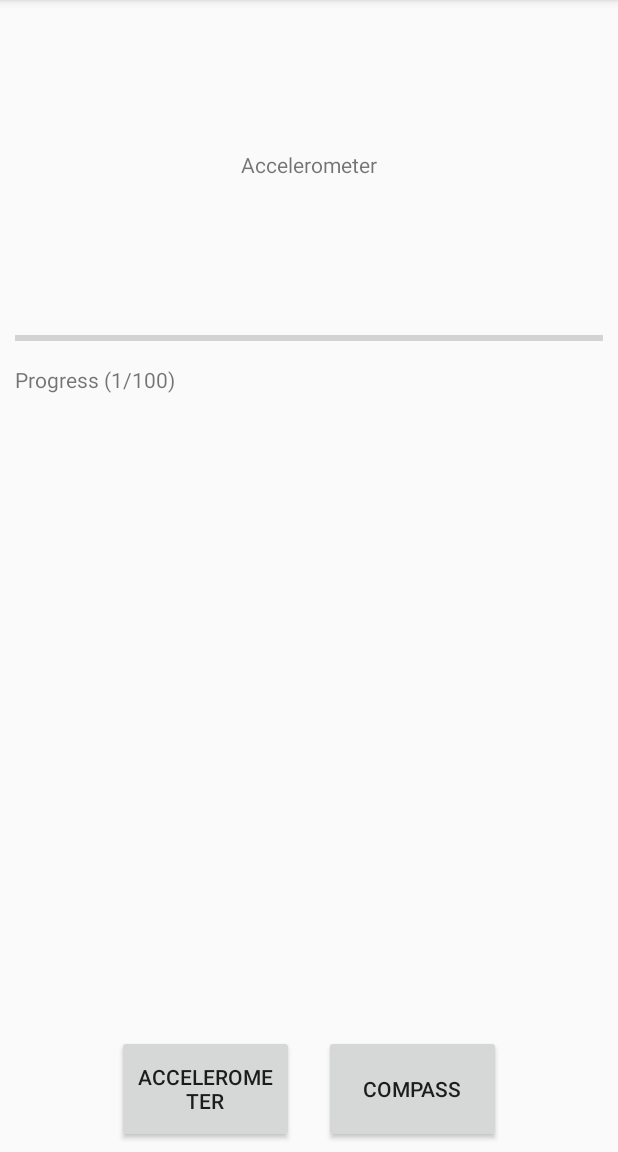
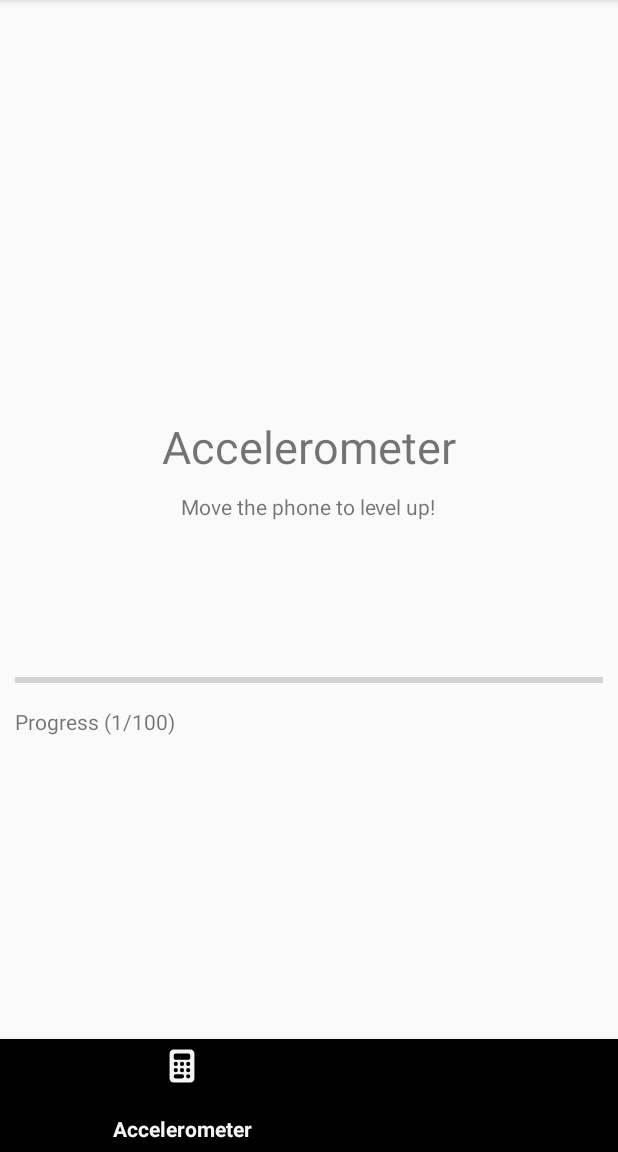
Before and after one commit to olesien/Mobilt_java23_Linus_Lindberg_Shakev4, an Android app: the screen it shows after launch (MainActivity), on a phone screen of 412 x 824 dp, the part 84-1236 px from its top. Run offline under Robolectric (Android 15) with nearby library versions, the light colour scheme and no system bars.

Commit message:
Fixed navbar to be google (with shiny icons from font awesome)

```diff
--- a/app/build.gradle.kts
+++ b/app/build.gradle.kts
@@ -43,4 +43,6 @@
     implementation("androidx.fragment:fragment:$fragmentVersion")
     // Kotlin
     implementation("androidx.fragment:fragment-ktx:$fragmentVersion")
+    //MUI
+    implementation(libs.material.v120)
 }
--- a/app/src/main/java/com/example/realproject/MainActivity.java
+++ b/app/src/main/java/com/example/realproject/MainActivity.java
@@ -33,18 +33,24 @@
     @Override
     protected void onCreate(Bundle savedInstanceState) {
         super.onCreate(savedInstanceState);
-        EdgeToEdge.enable(this);
+        //EdgeToEdge.enable(this);
         setContentView(R.layout.activity_main);
-        ViewCompat.setOnApplyWindowInsetsListener(findViewById(R.id.main), (v, insets) -> {
-            Insets systemBars = insets.getInsets(WindowInsetsCompat.Type.systemBars());
-            v.setPadding(systemBars.left, systemBars.top, systemBars.right, systemBars.bottom);
+
+        // Initialize views
         accNumbers = findViewById(R.id.accnumbers);
         levelText = findViewById(R.id.level);
         experienceText = findViewById(R.id.exp);
         progressText = findViewById(R.id.progress);
         progressBar = findViewById(R.id.progressBar);
+
+        // Set up insets listener
+        ViewCompat.setOnApplyWindowInsetsListener(findViewById(R.id.main), (v, insets) -> {
+            Insets systemBars = insets.getInsets(WindowInsetsCompat.Type.systemBars());
+            v.setPadding(systemBars.left, systemBars.top, systemBars.right, systemBars.bottom);
             return insets;
         });
+
+        // Initialize sensor manager
         sensorManager = (SensorManager) getSystemService(Context.SENSOR_SERVICE);
     }
 
@@ -73,6 +79,17 @@
             Log.i("ACCFAIL", "There is no accelerometer");
         }
     }
+    @Override
+    protected void onStart() {
+        super.onStart();
+        Sensor accelerometer = sensorManager.getDefaultSensor(Sensor.TYPE_ACCELEROMETER);
+        if (accelerometer != null) {
+            sensorManager.registerListener(this, accelerometer,
+                    SensorManager.SENSOR_DELAY_NORMAL, SensorManager.SENSOR_DELAY_UI);
+        } else {
+            Log.i("ACCFAIL", "There is no accelerometer");
+        }
+    }
 
     @Override
     protected void onPause() {
@@ -81,43 +98,43 @@
         // Don't receive any more updates from either sensor.
         sensorManager.unregisterListener(this);
     }
+    @Override
+    protected void onStop() {
+        super.onStop();
 
-    // Get readings from accelerometer and magnetometer. To simplify calculations,
-    // consider storing these readings as unit vectors.
+        // Don't receive any more updates from either sensor.
+        sensorManager.unregisterListener(this);
+    }
+
+    // Get readings from accelerometer.
     @Override
     public void onSensorChanged(SensorEvent event) {
         if (event.sensor.getType() == Sensor.TYPE_ACCELEROMETER) {
-            float diff = (Math.max(event.values[0], accelerometerReading[0]) - Math.min(event.values[0], accelerometerReading[0])) + (Math.max(event.values[1], accelerometerReading[1]) - Math.min(event.values[1], accelerometerReading[1])) + (Math.max(event.values[2], accelerometerReading[2]) - Math.min(event.values[2], accelerometerReading[2]));
+            float diff = (Math.max(event.values[0], accelerometerReading[0]) - Math.min(event.values[0], accelerometerReading[0])) +
+                    (Math.max(event.values[1], accelerometerReading[1]) - Math.min(event.values[1], accelerometerReading[1])) +
+                    (Math.max(event.values[2], accelerometerReading[2]) - Math.min(event.values[2], accelerometerReading[2]));
             exp += diff;
-            System.arraycopy(event.values, 0, accelerometerReading,
-                    0, accelerometerReading.length);
+            System.arraycopy(event.values, 0, accelerometerReading, 0, accelerometerReading.length);
+
+            updateUI();
+        }
+    }
+
+    private void updateUI() {
         if (accNumbers != null) {
-                accNumbers.setText(String.format(Locale.getDefault(), "X: %.3f Y: %.3f Z: %.3f ", accelerometerReading[0], accelerometerReading[1], accelerometerReading[2]));
-
-                //Calculate current level
-                //1 = 1 xp
-                //2 = 2xp
-                //3 = 4xp
-                //4 = 8xp
-                //5 = 16xp
-                //6 = 32xp
-
-                //y = exp, x = level
-                //y = 2^(x-1)
-                //x = log2(y) + 1
-                Log.i("EXP", "EXP" + String.valueOf(exp));
+            accNumbers.setText(String.format(Locale.getDefault(), "X: %.3f Y: %.3f Z: %.3f ",
+                    accelerometerReading[0], accelerometerReading[1], accelerometerReading[2]));
 
             level = (int)(Math.log(exp - 1) / Math.log(2)) + 1;
 
             levelText.setText(String.format(Locale.getDefault(),"Level: %d", level));
-                double currentProgressInNewLevel =  exp - Math.pow(2, level - 1);
-                double expToNextLevel = Math.pow(2, level) - Math.pow(2, level -1);
+            double currentProgressInNewLevel = exp - Math.pow(2, level - 1);
+            double expToNextLevel = Math.pow(2, level) - Math.pow(2, level - 1);
             progressBar.setProgress((int) currentProgressInNewLevel);
             progressBar.setMax((int) expToNextLevel);
-                progressText.setText(String.format(Locale.getDefault(), "Progress (%.0f/%.0f)", currentProgressInNewLevel, expToNextLevel));
-                Log.i("REQLEVEL", "Required for next level: " + String.valueOf(exp));
+            progressText.setText(String.format(Locale.getDefault(), "Progress (%.0f/%.0f)",
+                    currentProgressInNewLevel, expToNextLevel));
             experienceText.setText(String.format(Locale.getDefault(),"Experience: %.0f", exp));
-            }
         }
     }
 
--- a/app/src/main/java/com/example/realproject/NavFragment.java
+++ b/app/src/main/java/com/example/realproject/NavFragment.java
@@ -4,32 +4,52 @@
 import android.content.Intent;
 import android.os.Bundle;
 import android.util.Log;
+import android.view.MenuItem;
 import android.view.View;
-import android.widget.TextView;
 import androidx.annotation.NonNull;
-import androidx.fragment.app.Fragment;;
+import androidx.fragment.app.Fragment;
+import com.google.android.material.bottomnavigation.BottomNavigationView;
+import com.google.android.material.navigation.NavigationBarView;
 
-public class NavFragment extends Fragment {
+public class NavFragment extends Fragment implements NavigationBarView. OnItemSelectedListener {
     public NavFragment() {
         super(R.layout.fragment_nav);
     }
+    BottomNavigationView nav;
+    Context context;
+    View view;
 
     @Override
-    public void onViewCreated(@NonNull View view, Bundle savedInstanceState) {
-        Context context = getContext();
-        TextView acc = view.findViewById(R.id.acc);
-        TextView gyro = view.findViewById(R.id.gyro);
+    public void onViewCreated(@NonNull View createdView, Bundle savedInstanceState) {
+        context = getContext();
+        view = createdView;
+        nav = createdView.findViewById(R.id.bottomNavigationView);
 
-        acc.setOnClickListener(e -> {
-            Log.i("LINUS", "clicked button 1");
+        //Check if the activity is instance of one of the two, and if so set it to be active item.
+        if (getActivity() instanceof MainActivity) {
+            nav.setSelectedItemId(R.id.accNav);
+            Log.i("TAG", "SETTING TO ACC");
+        } else if (getActivity() instanceof RotationActivity) {
+            nav.setSelectedItemId(R.id.compassNav);
+            Log.i("TAG", "SETTING TO COMPASS");
+        }
+
+        //Set the listener AFTER the active item is changed
+        nav.setOnItemSelectedListener(this);
+    }
+
+    @Override
+    public boolean
+    onNavigationItemSelected(@NonNull MenuItem item)
+    {
+        int id = item.getItemId();
+        if (id == R.id.accNav) {
             this.startActivity(new Intent(context, MainActivity.class));
-        });
-
-        gyro.setOnClickListener(e -> {
-            Log.i("LINUS2", "clicked button 2");
+            return true;
+        } else if (id == R.id.compassNav) {
             this.startActivity(new Intent(context, RotationActivity.class));
-
-        });
-
+            return true;
+        }
+        return false;
     }
 }
--- a/app/src/main/java/com/example/realproject/RotationActivity.java
+++ b/app/src/main/java/com/example/realproject/RotationActivity.java
@@ -10,6 +10,7 @@
 import android.widget.ImageView;
 import android.widget.TextView;
 
+import androidx.activity.EdgeToEdge;
 import androidx.appcompat.app.AppCompatActivity;
 
 import java.util.Locale;
@@ -21,6 +22,7 @@
     private ImageView compass;
     private static final String TAG = "RotationAngle";
 
+    //Save the rotation data and orientation / offsets
     private float[] rotationMatrix = new float[9];
     private float[] orientationAngles = new float[3];
     private float[] calibrationOffsets = new float[3];
@@ -29,7 +31,6 @@
     protected void onCreate(Bundle savedInstanceState) {
         super.onCreate(savedInstanceState);
         setContentView(R.layout.activity_rotation);
-
         rotationNumbers = findViewById(R.id.rotation);
         compass = findViewById(R.id.compass);
         sensorManager = (SensorManager) getSystemService(Context.SENSOR_SERVICE);
@@ -52,12 +53,14 @@
 
     @Override
     public void onAccuracyChanged(Sensor sensor, int accuracy) {
-        // Not used in this example
+        // Not used
     }
 
     @Override
     public void onSensorChanged(SensorEvent event) {
         if (event.sensor.getType() == Sensor.TYPE_ROTATION_VECTOR) {
+            //Note: Below is powered by chatGPT / Claude AI as this goes well beyond my own expertise
+
             // Get the rotation matrix from the rotation vector
             SensorManager.getRotationMatrixFromVector(rotationMatrix, event.values);
 
@@ -75,7 +78,7 @@
             roll = (roll + 180) % 360 - 180;
 
             // Log the values
-            Log.d(TAG, String.format(Locale.getDefault(), "Z-Rotation: %.2f, Pitch: %.2f, Roll: %.2f", azimuth, pitch, roll));
+            //Log.d(TAG, String.format(Locale.getDefault(), "Z-Rotation: %.2f, Pitch: %.2f, Roll: %.2f", azimuth, pitch, roll));
 
             // Display the values in TextView
             if (rotationNumbers != null) {
--- /dev/null
+++ b/app/src/main/res/drawable/baseline_calculate_24.xml
@@ -0,0 +1,5 @@
+<vector xmlns:android="http://schemas.android.com/apk/res/android" android:height="24dp" android:tint="#000000" android:viewportHeight="24" android:viewportWidth="24" android:width="24dp">
+
+    <path android:fillColor="@android:color/white" android:pathData="M19,3H5C3.9,3 3,3.9 3,5v14c0,1.1 0.9,2 2,2h14c1.1,0 2,-0.9 2,-2V5C21,3.9 20.1,3 19,3zM13.03,7.06L14.09,6l1.41,1.41L16.91,6l1.06,1.06l-1.41,1.41l1.41,1.41l-1.06,1.06L15.5,9.54l-1.41,1.41l-1.06,-1.06l1.41,-1.41L13.03,7.06zM6.25,7.72h5v1.5h-5V7.72zM11.5,16h-2v2H8v-2H6v-1.5h2v-2h1.5v2h2V16zM18,17.25h-5v-1.5h5V17.25zM18,14.75h-5v-1.5h5V14.75z"/>
+
+</vector>
--- /dev/null
+++ b/app/src/main/res/drawable/calc.xml
@@ -0,0 +1,15 @@
+<vector xmlns:android="http://schemas.android.com/apk/res/android"
+    android:width="24dp"
+    android:height="24dp"
+    android:viewportWidth="384"
+    android:viewportHeight="512"
+    android:tint="#FFFFFF">
+  <group android:scaleX="0.69"
+      android:scaleY="0.92"
+      android:translateX="59.52"
+      android:translateY="20.48">
+    <path
+        android:fillColor="#FF000000"
+        android:pathData="M64,0C28.7,0 0,28.7 0,64L0,448c0,35.3 28.7,64 64,64l256,0c35.3,0 64,-28.7 64,-64l0,-384c0,-35.3 -28.7,-64 -64,-64L64,0zM96,64l192,0c17.7,0 32,14.3 32,32l0,32c0,17.7 -14.3,32 -32,32L96,160c-17.7,0 -32,-14.3 -32,-32l0,-32c0,-17.7 14.3,-32 32,-32zM128,224a32,32 0,1 1,-64 0,32 32,0 1,1 64,0zM96,352a32,32 0,1 1,0 -64,32 32,0 1,1 0,64zM64,416c0,-17.7 14.3,-32 32,-32l96,0c17.7,0 32,14.3 32,32s-14.3,32 -32,32l-96,0c-17.7,0 -32,-14.3 -32,-32zM192,256a32,32 0,1 1,0 -64,32 32,0 1,1 0,64zM224,320a32,32 0,1 1,-64 0,32 32,0 1,1 64,0zM288,256a32,32 0,1 1,0 -64,32 32,0 1,1 0,64zM320,320a32,32 0,1 1,-64 0,32 32,0 1,1 64,0zM288,448a32,32 0,1 1,0 -64,32 32,0 1,1 0,64z"/>
+  </group>
+</vector>
--- /dev/null
+++ b/app/src/main/res/drawable/compass.xml
@@ -0,0 +1,15 @@
+<vector xmlns:android="http://schemas.android.com/apk/res/android"
+    android:width="24dp"
+    android:height="24dp"
+    android:viewportWidth="512"
+    android:viewportHeight="512"
+    android:tint="#FFFFFF">
+  <group android:scaleX="0.92"
+      android:scaleY="0.92"
+      android:translateX="20.48"
+      android:translateY="20.48">
+    <path
+        android:fillColor="#FF000000"
+        android:pathData="M256,512A256,256 0,1 0,256 0a256,256 0,1 0,0 512zM306.7,325.1L162.4,380.6c-19.4,7.5 -38.5,-11.6 -31,-31l55.5,-144.3c3.3,-8.5 9.9,-15.1 18.4,-18.4l144.3,-55.5c19.4,-7.5 38.5,11.6 31,31L325.1,306.7c-3.2,8.5 -9.9,15.1 -18.4,18.4zM288,256a32,32 0,1 0,-64 0,32 32,0 1,0 64,0z"/>
+  </group>
+</vector>
--- a/app/src/main/res/layout/activity_main.xml
+++ b/app/src/main/res/layout/activity_main.xml
@@ -19,6 +19,7 @@
         android:gravity="center"
         android:layout_weight="1">
     <TextView
+        android:textSize="30dp"
         android:layout_width="wrap_content"
         android:layout_height="wrap_content"
         android:text="Accelerometer"
@@ -27,8 +28,18 @@
         app:layout_constraintHorizontal_bias="0.581"
         app:layout_constraintStart_toStartOf="parent"
         app:layout_constraintTop_toTopOf="parent"
+        app:layout_constraintVertical_bias="0.599" />
+        <TextView
+            android:layout_width="wrap_content"
+            android:layout_height="wrap_content"
+            android:text="Move the phone to level up!"
+            app:layout_constraintBottom_toBottomOf="parent"
+            app:layout_constraintEnd_toEndOf="parent"
+            app:layout_constraintHorizontal_bias="0.581"
+            app:layout_constraintStart_toStartOf="parent"
+            app:layout_constraintTop_toTopOf="parent"
             app:layout_constraintVertical_bias="0.599"
-        android:layout_marginTop="100dp"/>
+            android:layout_marginTop="10dp"/>
         <TextView
             android:id="@+id/accnumbers"
             android:layout_width="wrap_content"
@@ -82,13 +93,14 @@
             app:layout_constraintStart_toStartOf="parent"
             app:layout_constraintTop_toTopOf="parent"
             app:layout_constraintVertical_bias="0.599" />
+
+    </LinearLayout>
     <androidx.fragment.app.FragmentContainerView
         xmlns:android="http://schemas.android.com/apk/res/android"
         android:id="@+id/fragment_container_view"
         android:layout_width="match_parent"
         android:layout_height="match_parent"
         android:name="com.example.realproject.NavFragment" />
-    </LinearLayout>
 
 
 
--- a/app/src/main/res/layout/activity_rotation.xml
+++ b/app/src/main/res/layout/activity_rotation.xml
@@ -24,6 +24,7 @@
             android:layout_width="wrap_content"
             android:layout_height="wrap_content"
             android:layout_marginTop="100dp"
+            android:textSize="30dp"
             android:text="Compass"
             app:layout_constraintBottom_toBottomOf="parent"
             app:layout_constraintEnd_toEndOf="parent"
@@ -46,11 +47,12 @@
 
         <ImageView
             android:id="@+id/compass"
-            android:layout_width="match_parent"
-            android:layout_height="wrap_content"
-            app:srcCompat="@drawable/compass" />
+            android:layout_marginTop="100dp"
+            android:layout_width="350dp"
+            android:layout_height="350dp"
+            app:srcCompat="@drawable/compass_img" />
 
-        <androidx.fragment.app.FragmentContainerView xmlns:android="http://schemas.android.com/apk/res/android"
+        <androidx.fragment.app.FragmentContainerView
             android:id="@+id/fragment_container_view"
             android:name="com.example.realproject.NavFragment"
             android:layout_width="match_parent"
--- a/app/src/main/res/layout/fragment_nav.xml
+++ b/app/src/main/res/layout/fragment_nav.xml
@@ -6,37 +6,24 @@
     android:layout_width="match_parent"
     android:layout_height="match_parent"
     tools:context=".MainActivity">
-    <LinearLayout
+    <FrameLayout
+        android:id="@+id/flFragment"
+        android:layout_width="match_parent"
+        android:layout_height="0dp"
+        app:layout_constraintBottom_toTopOf="@+id/bottomNavigationView"
+        app:layout_constraintEnd_toEndOf="parent"
+        app:layout_constraintHorizontal_bias="0.5"
+        app:layout_constraintStart_toStartOf="parent"
+        app:layout_constraintTop_toTopOf="parent" />
+
+    <com.google.android.material.bottomnavigation.BottomNavigationView
+        android:id="@+id/bottomNavigationView"
         android:layout_width="match_parent"
         android:layout_height="75dp"
-        android:layout_marginBottom="4dp"
         app:layout_constraintBottom_toBottomOf="parent"
         app:layout_constraintEnd_toEndOf="parent"
-        app:layout_constraintHorizontal_bias="1.0"
+        app:layout_constraintHorizontal_bias="0.5"
         app:layout_constraintStart_toStartOf="parent"
-        android:gravity="center"
-        android:layout_weight="1">
+        app:menu="@menu/bottom_nav_menu"/>
 
-        <Button
-            android:id="@+id/acc"
-            android:layout_width="118dp"
-            android:layout_height="72dp"
-            android:text="Accelerometer"
-            app:layout_constraintBottom_toBottomOf="parent"
-            app:layout_constraintLeft_toLeftOf="parent"
-            app:layout_constraintRight_toRightOf="parent"
-            android:layout_marginLeft="10dp"
-            android:layout_marginRight="10dp"/>
-
-        <Button
-            android:id="@+id/gyro"
-            android:layout_width="118dp"
-            android:layout_height="72dp"
-            android:text="Compass"
-            app:layout_constraintBottom_toBottomOf="parent"
-            app:layout_constraintLeft_toLeftOf="parent"
-            app:layout_constraintRight_toRightOf="parent"
-            android:layout_marginLeft="10dp"
-            android:layout_marginRight="10dp"/>
-    </LinearLayout>
 </androidx.constraintlayout.widget.ConstraintLayout>
--- /dev/null
+++ b/app/src/main/res/menu/bottom_nav_menu.xml
@@ -0,0 +1,13 @@
+<?xml version="1.0" encoding="utf-8"?>
+<menu xmlns:app="http://schemas.android.com/apk/res-auto"
+    xmlns:android="http://schemas.android.com/apk/res/android">
+
+    <item
+        android:id="@+id/accNav"
+        android:title="Accelerometer"
+        android:icon="@drawable/calc"/>
+    <item
+        android:id="@+id/compassNav"
+        android:title="Compass"
+        android:icon="@drawable/compass"/>
+</menu>
--- a/app/src/main/res/values/styles.xml
+++ b/app/src/main/res/values/styles.xml
@@ -2,4 +2,11 @@
 <resources>
 
     <style name="width_match_parent_max_200">100%</style>
+    <!-- Base application theme. -->
+    <style name="AppTheme" parent="Theme.MaterialComponents.Light.DarkActionBar">
+        <!-- Customize your theme here. -->
+        <item name="colorPrimary">@color/black</item>
+        <item name="colorPrimaryDark">@color/white</item>
+        <item name="colorAccent">@color/cardview_dark_background</item>
+    </style>
 </resources>
--- a/gradle/libs.versions.toml
+++ b/gradle/libs.versions.toml
@@ -7,6 +7,7 @@
 material = "1.12.0"
 activity = "1.8.0"
 constraintlayout = "2.1.4"
+materialVersion = "1.2.0"
 
 [libraries]
 junit = { group = "junit", name = "junit", version.ref = "junit" }
@@ -16,6 +17,7 @@
 material = { group = "com.google.android.material", name = "material", version.ref = "material" }
 activity = { group = "androidx.activity", name = "activity", version.ref = "activity" }
 constraintlayout = { group = "androidx.constraintlayout", name = "constraintlayout", version.ref = "constraintlayout" }
+material-v120 = { module = "com.google.android.material:material", version.ref = "materialVersion" }
 
 [plugins]
 android-application = { id = "com.android.application", version.ref = "agp" }
```
Also changed, not shown: app/src/main/res/drawable/compass.jpg (deleted), app/src/main/res/drawable/compass_img.png (added). Lines whose indentation alone changed are shown as unchanged.
